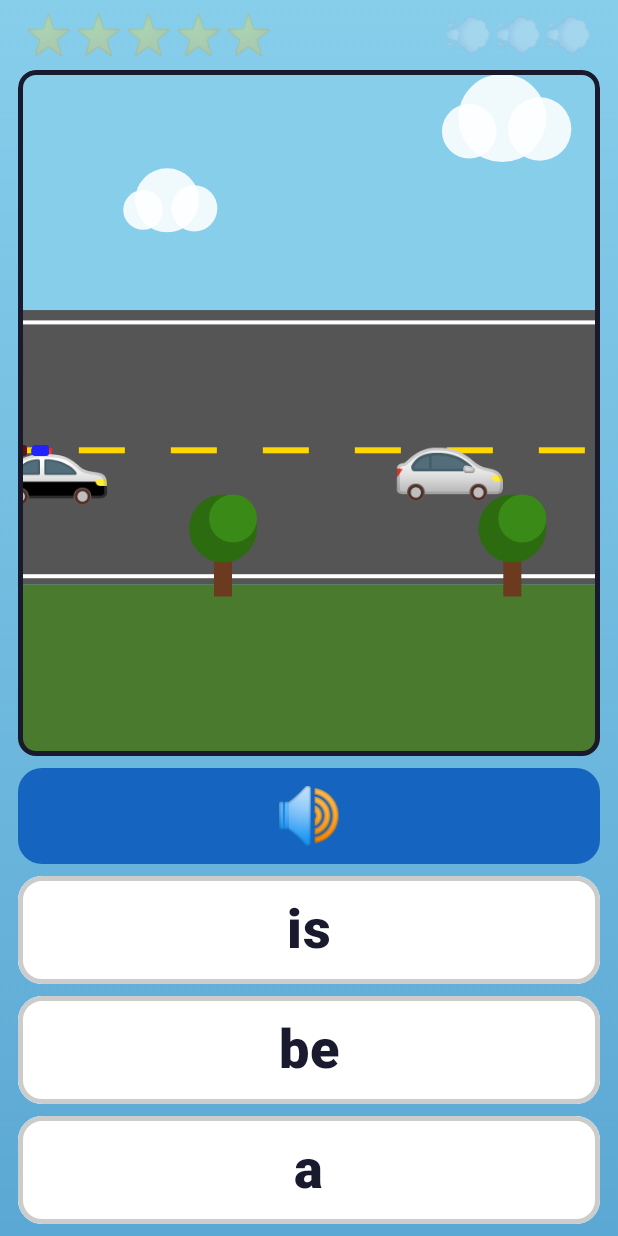
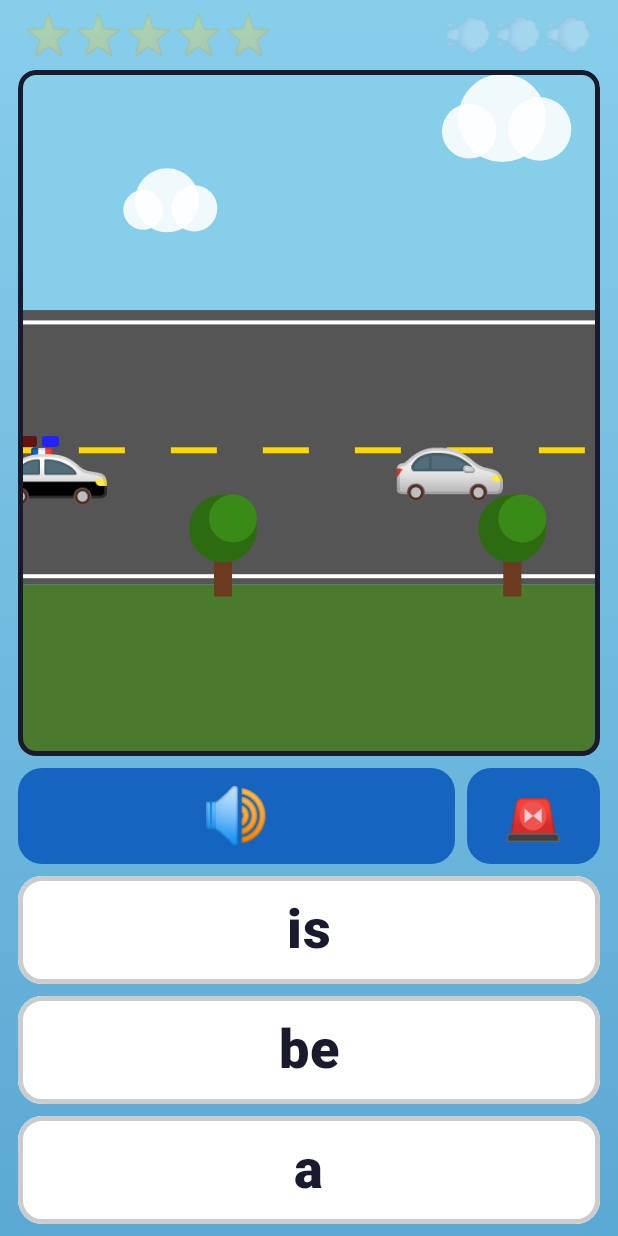
Before and after one commit to wbratley/word-police, an Android app built with Jetpack Compose: the screen it shows after launch (MainActivity), after a tap on an icon or button, on a phone screen of 412 x 824 dp. Run offline under Robolectric (Android 15) with nearby library versions, the phone set to English and light mode, and no system bars; 1 statement that could not run was skipped.

Commit message:
Adjust siren lights position, quieten siren, duck siren for voice, add siren toggle
- Shift siren light bar right (+7dp) and up (+6dp) to better align with police car roof
- Lights go dim (no flash) when siren is toggled off
- Reduce looping siren amplitude from 0.28 to 0.16 (~43% quieter)
- Duck looping siren to 22% volume while TTS speaks, restore when done — voice is now much easier to hear
- Add 🚨/🔕 toggle button next to speaker button; stops/starts the looping siren and freezes the roof lights

Co-Authored-By: Claude Sonnet 4.6 <noreply@anthropic.com>
Claude-Session: https://claude.ai/code/session_01KJBu6T7jYU7xfvm6wpEFPz

```diff
--- a/app/src/main/java/com/wordpolice/GameScreen.kt
+++ b/app/src/main/java/com/wordpolice/GameScreen.kt
@@ -70,6 +70,7 @@ fun GameApp(viewModel: GameViewModel, soundManager: SoundManager) {
     var feedbackGood by remember { mutableStateOf(true) }
     var feedbackVisible by remember { mutableStateOf(false) }
     var feedbackTick by remember { mutableStateOf(0) }
+    var sirenEnabled by remember { mutableStateOf(true) }
 
     // Auto-hide feedback
     LaunchedEffect(feedbackTick) {
@@ -92,10 +93,17 @@ fun GameApp(viewModel: GameViewModel, soundManager: SoundManager) {
         }
     }
 
-    // Round / level audio + looping siren lifecycle
+    // Looping siren: starts/stops with screen and respects the toggle
+    LaunchedEffect(state.screen, sirenEnabled) {
+        if (state.screen == Screen.PLAYING) {
+            if (sirenEnabled) soundManager.startLoopingSiren() else soundManager.stopLoopingSiren()
+        }
+    }
+
+    // Round / level audio cues (screen transitions only)
     LaunchedEffect(state.screen, state.roundsCompleted) {
         when (state.screen) {
-            Screen.PLAYING -> soundManager.startLoopingSiren()
+            Screen.PLAYING -> {}
             Screen.ROUND_COMPLETE -> {
                 soundManager.stopLoopingSiren()
                 if (state.lastRoundWon) {
@@ -137,6 +145,7 @@ fun GameApp(viewModel: GameViewModel, soundManager: SoundManager) {
             RoadScene(
                 policeFraction = state.policeFraction,
                 criminalFraction = state.criminalFraction,
+                sirenEnabled = sirenEnabled,
                 modifier = Modifier.fillMaxWidth().weight(1f)
             )
 
@@ -145,10 +154,19 @@ fun GameApp(viewModel: GameViewModel, soundManager: SoundManager) {
             if (state.screen == Screen.PLAYING && state.question != null) {
                 val q = state.question!!
 
-                SpeakerButton(
-                    onClick = { soundManager.speakWord(q.word) },
-                    modifier = Modifier.fillMaxWidth()
-                )
+                Row(
+                    modifier = Modifier.fillMaxWidth(),
+                    horizontalArrangement = Arrangement.spacedBy(8.dp)
+                ) {
+                    SpeakerButton(
+                        onClick = { soundManager.speakWord(q.word) },
+                        modifier = Modifier.weight(1f)
+                    )
+                    SirenToggleButton(
+                        sirenEnabled = sirenEnabled,
+                        onClick = { sirenEnabled = !sirenEnabled }
+                    )
+                }
 
                 Spacer(Modifier.height(8.dp))
 
@@ -251,7 +269,7 @@ fun ScoreBar(correctCount: Int, escapeCount: Int) {
 // ─── Road scene ──────────────────────────────────────────────
 
 @Composable
-fun RoadScene(policeFraction: Float, criminalFraction: Float, modifier: Modifier = Modifier) {
+fun RoadScene(policeFraction: Float, criminalFraction: Float, sirenEnabled: Boolean, modifier: Modifier = Modifier) {
     val animPolice by animateFloatAsState(
         targetValue = policeFraction,
         animationSpec = tween(700, easing = FastOutSlowInEasing),
@@ -335,22 +353,22 @@ fun RoadScene(policeFraction: Float, criminalFraction: Float, modifier: Modifier
             modifier = Modifier
                 .align(Alignment.BottomStart)
                 .offset(
-                    x = (w.value * animPolice - 21f).dp,
-                    y = carY + policeBounce.dp - 36.dp
+                    x = (w.value * animPolice - 14f).dp,
+                    y = carY + policeBounce.dp - 42.dp
                 )
         ) {
             Box(
                 Modifier
                     .width(11.dp).height(7.dp)
                     .clip(RoundedCornerShape(2.dp))
-                    .background(if (sirenPhase < 0.5f) Color(0xFFFF2222) else Color(0xFF661111))
+                    .background(if (sirenEnabled && sirenPhase < 0.5f) Color(0xFFFF2222) else Color(0xFF661111))
             )
             Spacer(Modifier.width(3.dp))
             Box(
                 Modifier
                     .width(11.dp).height(7.dp)
                     .clip(RoundedCornerShape(2.dp))
-                    .background(if (sirenPhase >= 0.5f) Color(0xFF2222FF) else Color(0xFF111166))
+                    .background(if (sirenEnabled && sirenPhase >= 0.5f) Color(0xFF2222FF) else Color(0xFF111166))
             )
         }
 
@@ -444,6 +462,20 @@ fun SpeakerButton(onClick: () -> Unit, modifier: Modifier = Modifier) {
         colors = ButtonDefaults.buttonColors(containerColor = Color(0xFF1565C0))
     ) {
         Text("🔊", fontSize = 36.sp)
+    }
+}
+
+@Composable
+fun SirenToggleButton(sirenEnabled: Boolean, onClick: () -> Unit, modifier: Modifier = Modifier) {
+    Button(
+        onClick = onClick,
+        modifier = modifier.height(64.dp),
+        shape = RoundedCornerShape(16.dp),
+        colors = ButtonDefaults.buttonColors(
+            containerColor = if (sirenEnabled) Color(0xFF1565C0) else Color(0xFF757575)
+        )
+    ) {
+        Text(if (sirenEnabled) "🚨" else "🔕", fontSize = 32.sp)
     }
 }
 
--- a/app/src/main/java/com/wordpolice/SoundManager.kt
+++ b/app/src/main/java/com/wordpolice/SoundManager.kt
@@ -26,6 +26,12 @@ class SoundManager(context: Context) {
                 if (result != TextToSpeech.LANG_MISSING_DATA && result != TextToSpeech.LANG_NOT_SUPPORTED) {
                     tts?.setPitch(1.1f)
                     tts?.setSpeechRate(0.82f)
+                    tts?.setOnUtteranceProgressListener(object : android.speech.tts.UtteranceProgressListener() {
+                        override fun onStart(utteranceId: String?) { loopingTrack?.setVolume(0.22f) }
+                        override fun onDone(utteranceId: String?) { loopingTrack?.setVolume(1.0f) }
+                        @Deprecated("Deprecated in Java")
+                        override fun onError(utteranceId: String?) { loopingTrack?.setVolume(1.0f) }
+                    })
                     ttsReady = true
                 }
             }
@@ -86,7 +92,7 @@ class SoundManager(context: Context) {
                 i > cycleSamples - 441 -> (cycleSamples - i) / 441.0
                 else -> 1.0
             }
-            buf[i] = (32767 * 0.28 * envelope * raw / 1.35).toInt().toShort()
+            buf[i] = (32767 * 0.16 * envelope * raw / 1.35).toInt().toShort()
             phase += 2.0 * PI * freq / sampleRate
         }
 
```
